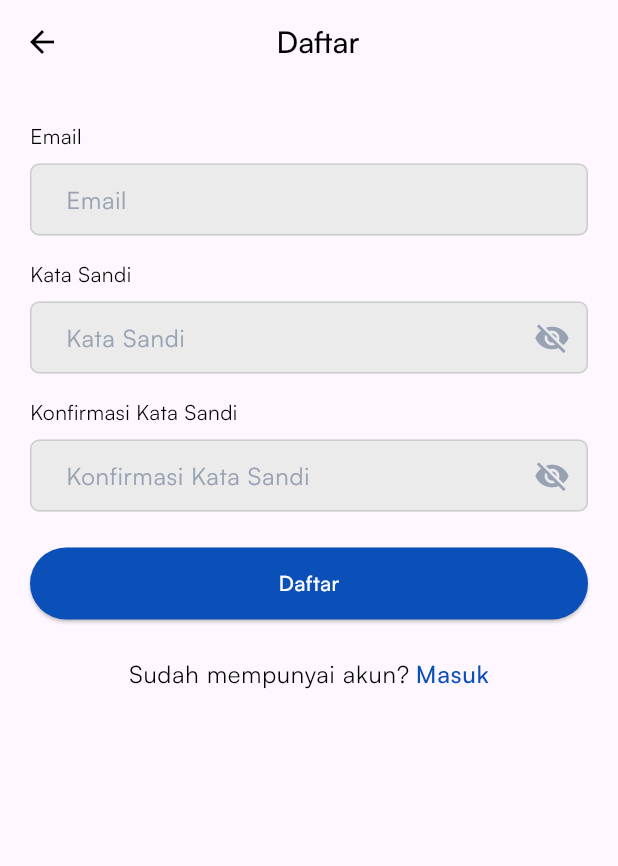
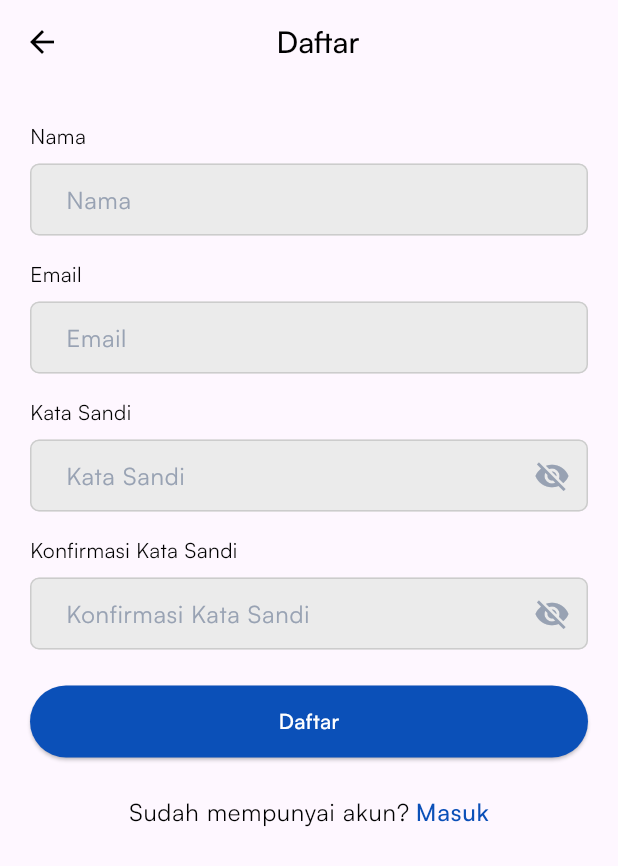
Before and after one commit to zauhairjubs/zauhair_nusantara_msib_flutterdeveloper, a Flutter app: the screen it shows after launch, after a tap on "Belum mempunyai akun?", on a phone screen of 412 x 824 dp. Shown: the top 866 px of the screen. Run offline on Flutter 3.47's test engine with Material 3 defaults, Android fonts, the phone set to English and light mode, and no system bars; our stand-ins replace dio, get, shared_preferences; network calls fail.

Commit message:
feat : register & logout Logic

```diff
--- a/lib/getX/controller/regist_controller.dart
+++ b/lib/getX/controller/regist_controller.dart
@@ -1,15 +1,18 @@
 import 'package:dio/dio.dart';
 import 'package:get/get.dart';
 import 'package:flutter/material.dart';
+import 'package:zauhair_nusantara_msib_flutterdeveloper/pages/login_page.dart';
 
 class RegistController extends GetxController {
+  final nameController = TextEditingController();
   final emailController = TextEditingController();
   final passwordController = TextEditingController();
   final confirmPasswordController = TextEditingController();
   final RxBool passToggle = false.obs;
   final RxBool confirmPassToggle = false.obs;
   final RxBool checkboxToggle = false.obs;
-  final formKey = GlobalKey<FormState>();
+  late GlobalKey<FormState> formKeyRegister =
+      GlobalKey<FormState>(debugLabel: '_register');
   final Dio _dio = Dio();
 
   void togglePasswordVisibility() {
@@ -29,10 +32,24 @@ class RegistController extends GetxController {
       final response = await _dio.post(
           'https://book-crud-service-6dmqxfovfq-et.a.run.app/api/register',
           data: {
+            'name': nameController.text,
             'email': emailController.text,
             'password': passwordController.text,
             'password_confirmation': confirmPasswordController.text
           });
-    } catch (e) {}
+      if (response.statusCode == 200) {
+        Get.snackbar("Akun berhasil dibuat",
+            "sekarang lakukan login dengan akun yang telah terdaftar");
+      }
+    } catch (e) {
+      print("Error : $e");
+    }
+  }
+
+  Future<void> register() async {
+    if (formKeyRegister.currentState!.validate()) {
+      _performRegister();
+      Get.off(() => const LoginPage());
+    }
   }
 }
--- a/lib/pages/login_page.dart
+++ b/lib/pages/login_page.dart
@@ -13,12 +13,18 @@ class LoginPage extends StatefulWidget {
 }
 
 class _LoginPageState extends State<LoginPage> {
-  final LoginController _loginController = Get.put(LoginController());
+  late LoginController _loginController;
+
+  @override
+  void initState() {
+    super.initState();
+    _loginController = Get.put(LoginController());
+    _loginController.formKeyLogin = GlobalKey<FormState>();
+  }
 
   @override
   Widget build(BuildContext context) {
     final screenHeight = MediaQuery.of(context).size.height;
-
     return Scaffold(
       appBar: AppBar(
         backgroundColor: transparentColor,
@@ -39,7 +45,8 @@ class _LoginPageState extends State<LoginPage> {
               crossAxisAlignment: CrossAxisAlignment.start,
               children: [
                 Form(
-                  key: _loginController.formKey,
+                  key: _loginController.formKeyLogin,
+                  autovalidateMode: AutovalidateMode.onUserInteraction,
                   child: Column(
                     crossAxisAlignment: CrossAxisAlignment.start,
                     children: [
@@ -165,18 +172,26 @@ class _LoginPageState extends State<LoginPage> {
                   onPressed: () {
                     _loginController.login();
                   },
-                  child: Text(
-                    'Masuk',
-                    style: Theme.of(context).textTheme.bodyMedium?.copyWith(
-                        fontWeight: FontWeight.w500, color: whiteColor),
-                  ),
+                  child: _loginController.isLoading.value
+                      ? CircularProgressIndicator(
+                          valueColor:
+                              AlwaysStoppedAnimation<Color?>(Colors.white),
+                        )
+                      : Text(
+                          'Masuk',
+                          style:
+                              Theme.of(context).textTheme.bodyMedium?.copyWith(
+                                    fontWeight: FontWeight.w500,
+                                    color: Colors.white,
+                                  ),
+                        ),
                 ),
                 const SizedBox(height: 28),
                 InkWell(
                   splashColor: transparentColor,
                   highlightColor: transparentColor,
                   onTap: () {
-                    Get.to(() => RegisterPage());
+                    Get.off(() => RegisterPage());
                   },
                   child: Row(
                     mainAxisAlignment: MainAxisAlignment.center,
--- a/lib/pages/regist_page.dart
+++ b/lib/pages/regist_page.dart
@@ -3,21 +3,25 @@
 import 'package:flutter/material.dart';
 import 'package:get/get.dart';
 import 'package:zauhair_nusantara_msib_flutterdeveloper/getX/controller/regist_controller.dart';
+import 'package:zauhair_nusantara_msib_flutterdeveloper/pages/login_page.dart';
 import 'package:zauhair_nusantara_msib_flutterdeveloper/theme.dart';
-
-final formKey = GlobalKey<FormState>();
 
 class RegisterPage extends StatefulWidget {
   const RegisterPage({super.key});
-
-  static const routeName = "/regis-page";
 
   @override
   State<RegisterPage> createState() => _RegisterPageState();
 }
 
 class _RegisterPageState extends State<RegisterPage> {
-  final RegistController _registController = Get.put(RegistController());
+  late RegistController _registController;
+
+  @override
+  void initState() {
+    super.initState();
+    _registController = Get.put(RegistController());
+    _registController.formKeyRegister = GlobalKey<FormState>();
+  }
 
   @override
   Widget build(BuildContext context) {
@@ -27,7 +31,7 @@ class _RegisterPageState extends State<RegisterPage> {
         leading: IconButton(
           icon: Icon(Icons.arrow_back),
           color: blackColor,
-          onPressed: () => Navigator.pop(context),
+          onPressed: () => Get.off(() => LoginPage()),
           highlightColor: transparentColor,
           splashColor: transparentColor,
         ),
@@ -58,10 +62,39 @@ class _RegisterPageState extends State<RegisterPage> {
             child: Column(
               children: [
                 Form(
-                  key: formKey,
+                  key: _registController.formKeyRegister,
+                  autovalidateMode: AutovalidateMode.onUserInteraction,
                   child: Column(
                     crossAxisAlignment: CrossAxisAlignment.start,
                     children: [
+                      Text('Nama',
+                          style: Theme.of(context).textTheme.bodyMedium),
+                      const SizedBox(height: 8),
+                      TextFormField(
+                        controller: _registController.nameController,
+                        keyboardType: TextInputType.emailAddress,
+                        decoration: const InputDecoration(
+                          contentPadding: EdgeInsets.symmetric(
+                              horizontal: 20, vertical: 12),
+                          hintText: "Nama",
+                          hintStyle: TextStyle(color: greyColor),
+                          enabledBorder: OutlineInputBorder(
+                            borderRadius: BorderRadius.all(Radius.circular(6)),
+                            borderSide: BorderSide(color: softGreyColor),
+                          ),
+                          focusedBorder: OutlineInputBorder(
+                              borderSide: BorderSide(color: blueColor)),
+                          filled: true,
+                          fillColor: greyLightColor,
+                        ),
+                        validator: (value) {
+                          if (value!.isEmpty) {
+                            return 'Silahkan isi nama Anda';
+                          }
+                          return null;
+                        },
+                      ),
+                      const SizedBox(height: 16),
                       Text('Email',
                           style: Theme.of(context).textTheme.bodyMedium),
                       const SizedBox(height: 8),
@@ -181,11 +214,7 @@ class _RegisterPageState extends State<RegisterPage> {
                     ),
                   ),
                   onPressed: () {
-                    if (formKey.currentState!.validate()) {
-                      ScaffoldMessenger.of(context).showSnackBar(
-                        const SnackBar(content: Text('Gas login')),
-                      );
-                    }
+                    _registController.register();
                   },
                   child: Text(
                     'Daftar',
@@ -197,7 +226,7 @@ class _RegisterPageState extends State<RegisterPage> {
                 InkWell(
                   splashColor: transparentColor,
                   highlightColor: transparentColor,
-                  onTap: () => Navigator.pop(context),
+                  onTap: () => Get.off(() => LoginPage()),
                   child: Row(
                     mainAxisAlignment: MainAxisAlignment.center,
                     children: [
--- a/lib/widgets/navbar.dart
+++ b/lib/widgets/navbar.dart
@@ -18,7 +18,7 @@ class _NavbarState extends State<Navbar> {
     return Scaffold(
       bottomNavigationBar: BottomNavigationBar(
         iconSize: 34,
-        selectedFontSize: 10,
+        selectedFontSize: 14,
         elevation: 10,
         currentIndex: selectedIndex,
         onTap: (index) {
```
Also changed, not shown: lib/getX/controller/login_controller.dart (+29 -11 lines).
